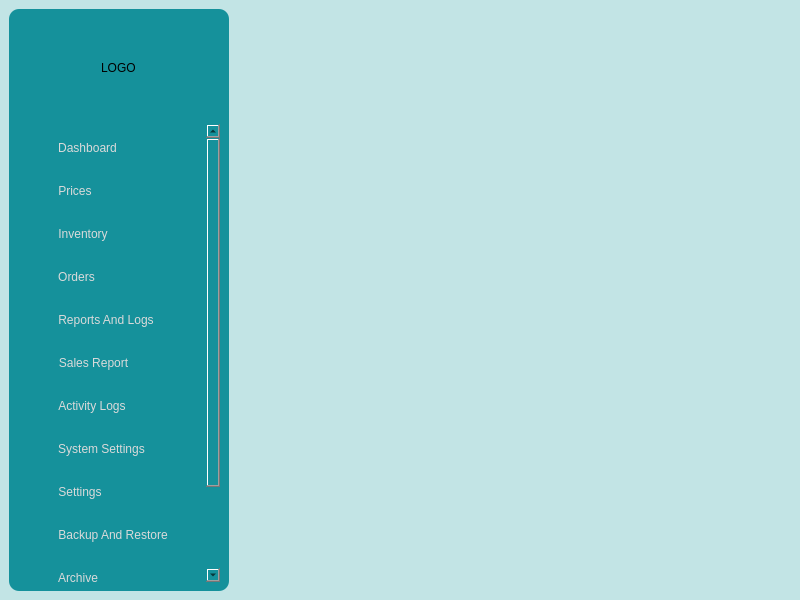
Kazu0210/Inventory-System, file app/src/ui/final_ui/main_window.ui: the form before one commit.
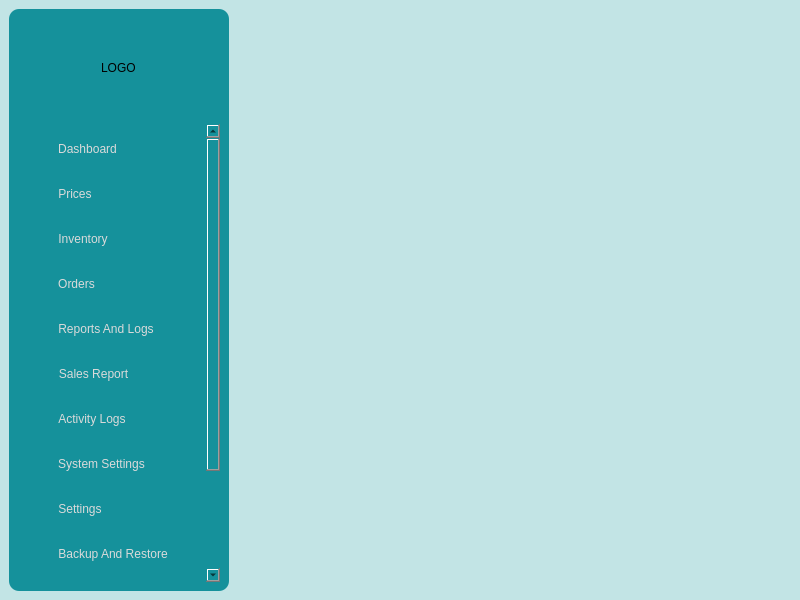
The form after the commit. Icons and pictures are not drawn.

Patch:
```diff
--- a/app/src/ui/final_ui/main_window.ui
+++ b/app/src/ui/final_ui/main_window.ui
@@ -89,9 +89,53 @@
            <verstretch>0</verstretch>
           </sizepolicy>
          </property>
+         <property name="cursor" stdset="0">
+          <cursorShape>ArrowCursor</cursorShape>
+         </property>
          <property name="styleSheet">
-          <string notr="true">font: 63 10pt &quot;Noto Sans SemiBold&quot;;
-color: #DADADA;</string>
+          <string notr="true">*{
+font: 63 10pt &quot;Noto Sans SemiBold&quot;;
+color: #DADADA;
+}
+QScrollBar:hover{
+ cursor: pointer;
+}
+            QScrollBar:vertical {
+                border: none;
+                background: #11B3BE;
+                width: 14px;
+                margin: 0px 0px 0px 0px;
+            }
+            QScrollBar::handle:vertical {
+                background: #002E2C;
+                border-radius: 7px;
+                min-height: 30px;
+            }
+            QScrollBar::add-line:vertical, QScrollBar::sub-line:vertical {
+                height: 0px;
+                background: none;
+            }
+            QScrollBar::add-page:vertical, QScrollBar::sub-page:vertical {
+                background: #11B3BE;
+            }
+            QScrollBar:horizontal {
+                border: none;
+                background: #f0f0f0;
+                height: 14px;
+                margin: 0px 0px 0px 0px;
+            }
+            QScrollBar::handle:horizontal {
+                background: #555;
+                border-radius: 7px;
+                min-width: 30px;
+            }
+            QScrollBar::add-line:horizontal, QScrollBar::sub-line:horizontal {
+                width: 0px;
+                background: none;
+            }
+            QScrollBar::add-page:horizontal, QScrollBar::sub-page:horizontal {
+                background: #f0f0f0;
+            }</string>
          </property>
          <property name="widgetResizable">
           <bool>true</bool>
@@ -100,18 +144,16 @@
           <property name="geometry">
            <rect>
             <x>0</x>
-            <y>-106</y>
-            <width>185</width>
-            <height>564</height>
+            <y>-132</y>
+            <width>188</width>
+            <height>590</height>
            </rect>
           </property>
+          <property name="cursor">
+           <cursorShape>ArrowCursor</cursorShape>
+          </property>
           <property name="styleSheet">
-           <string notr="true">#scrollAreaWidgetContents QFrame:hover{
-background-color: #0A7075;
-}
-QPushButton, QLabel{
-background-color: transparent;
-}</string>
+           <string notr="true"/>
           </property>
           <layout class="QVBoxLayout" name="verticalLayout_3">
            <property name="leftMargin">
@@ -128,6 +170,14 @@
            </property>
            <item alignment="Qt::AlignLeft|Qt::AlignTop">
             <widget class="QFrame" name="frame_2">
+             <property name="styleSheet">
+              <string notr="true">#frame_2 QFrame:hover{
+background-color: #0A7075;
+}
+QPushButton, QLabel{
+background-color: transparent;
+}</string>
+             </property>
              <property name="frameShape">
               <enum>QFrame::StyledPanel</enum>
              </property>
@@ -152,6 +202,12 @@
               </property>
               <item>
                <widget class="QFrame" name="frame_4">
+                <property name="minimumSize">
+                 <size>
+                  <width>0</width>
+                  <height>40</height>
+                 </size>
+                </property>
                 <property name="maximumSize">
                  <size>
                   <width>16777215</width>
@@ -184,7 +240,7 @@
                   <number>9</number>
                  </property>
                  <item>
-                  <widget class="QLabel" name="label_2">
+                  <widget class="QLabel" name="dashboard_logo">
                    <property name="minimumSize">
                     <size>
                      <width>20</width>
@@ -226,6 +282,12 @@
               </item>
               <item>
                <widget class="QFrame" name="frame_5">
+                <property name="minimumSize">
+                 <size>
+                  <width>0</width>
+                  <height>40</height>
+                 </size>
+                </property>
                 <property name="maximumSize">
                  <size>
                   <width>16777215</width>
@@ -240,7 +302,7 @@
                 </property>
                 <layout class="QHBoxLayout" name="horizontalLayout_3">
                  <item>
-                  <widget class="QLabel" name="label_3">
+                  <widget class="QLabel" name="prices_logo">
                    <property name="minimumSize">
                     <size>
                      <width>20</width>
@@ -279,6 +341,12 @@
               </item>
               <item>
                <widget class="QFrame" name="frame_6">
+                <property name="minimumSize">
+                 <size>
+                  <width>0</width>
+                  <height>40</height>
+                 </size>
+                </property>
                 <property name="maximumSize">
                  <size>
                   <width>16777215</width>
@@ -293,7 +361,7 @@
                 </property>
                 <layout class="QHBoxLayout" name="horizontalLayout_4">
                  <item>
-                  <widget class="QLabel" name="label_4">
+                  <widget class="QLabel" name="inventory_logo">
                    <property name="minimumSize">
                     <size>
                      <width>20</width>
@@ -332,6 +400,12 @@
               </item>
               <item>
                <widget class="QFrame" name="frame_7">
+                <property name="minimumSize">
+                 <size>
+                  <width>0</width>
+                  <height>40</height>
+                 </size>
+                </property>
                 <property name="maximumSize">
                  <size>
                   <width>16777215</width>
@@ -346,7 +420,7 @@
                 </property>
                 <layout class="QHBoxLayout" name="horizontalLayout_5">
                  <item>
-                  <widget class="QLabel" name="label_5">
+                  <widget class="QLabel" name="orders_logo">
                    <property name="minimumSize">
                     <size>
                      <width>20</width>
@@ -385,6 +459,12 @@
               </item>
               <item>
                <widget class="QFrame" name="frame_8">
+                <property name="minimumSize">
+                 <size>
+                  <width>0</width>
+                  <height>40</height>
+                 </size>
+                </property>
                 <property name="maximumSize">
                  <size>
                   <width>16777215</width>
@@ -399,7 +479,7 @@
                 </property>
                 <layout class="QHBoxLayout" name="horizontalLayout_6">
                  <item>
-                  <widget class="QLabel" name="label_6">
+                  <widget class="QLabel" name="reports_logs_logo">
                    <property name="minimumSize">
                     <size>
                      <width>20</width>
@@ -438,6 +518,12 @@
               </item>
               <item>
                <widget class="QFrame" name="frame_9">
+                <property name="minimumSize">
+                 <size>
+                  <width>0</width>
+                  <height>40</height>
+                 </size>
+                </property>
                 <property name="maximumSize">
                  <size>
                   <width>16777215</width>
@@ -452,7 +538,7 @@
                 </property>
                 <layout class="QHBoxLayout" name="horizontalLayout_7">
                  <item>
-                  <widget class="QLabel" name="label_7">
+                  <widget class="QLabel" name="sales_report_logo">
                    <property name="minimumSize">
                     <size>
                      <width>20</width>
@@ -491,6 +577,12 @@
               </item>
               <item>
                <widget class="QFrame" name="frame_10">
+                <property name="minimumSize">
+                 <size>
+                  <width>0</width>
+                  <height>40</height>
+                 </size>
+                </property>
                 <property name="maximumSize">
                  <size>
                   <width>16777215</width>
@@ -505,7 +597,7 @@
                 </property>
                 <layout class="QHBoxLayout" name="horizontalLayout_8">
                  <item>
-                  <widget class="QLabel" name="label_8">
+                  <widget class="QLabel" name="activity_logs_logo">
                    <property name="minimumSize">
                     <size>
                      <width>20</width>
@@ -544,6 +636,12 @@
               </item>
               <item>
                <widget class="QFrame" name="frame_11">
+                <property name="minimumSize">
+                 <size>
+                  <width>0</width>
+                  <height>40</height>
+                 </size>
+                </property>
                 <property name="maximumSize">
                  <size>
                   <width>16777215</width>
@@ -558,7 +656,7 @@
                 </property>
                 <layout class="QHBoxLayout" name="horizontalLayout_9">
                  <item>
-                  <widget class="QLabel" name="label_9">
+                  <widget class="QLabel" name="system_settings_logo">
                    <property name="minimumSize">
                     <size>
                      <width>20</width>
@@ -597,6 +695,12 @@
               </item>
               <item>
                <widget class="QFrame" name="frame_12">
+                <property name="minimumSize">
+                 <size>
+                  <width>0</width>
+                  <height>40</height>
+                 </size>
+                </property>
                 <property name="maximumSize">
                  <size>
                   <width>16777215</width>
@@ -611,7 +715,7 @@
                 </property>
                 <layout class="QHBoxLayout" name="horizontalLayout_10">
                  <item>
-                  <widget class="QLabel" name="label_10">
+                  <widget class="QLabel" name="settings_logo">
                    <property name="minimumSize">
                     <size>
                      <width>20</width>
@@ -650,6 +754,12 @@
               </item>
               <item>
                <widget class="QFrame" name="frame_13">
+                <property name="minimumSize">
+                 <size>
+                  <width>0</width>
+                  <height>40</height>
+                 </size>
+                </property>
                 <property name="maximumSize">
                  <size>
                   <width>16777215</width>
@@ -664,7 +774,7 @@
                 </property>
                 <layout class="QHBoxLayout" name="horizontalLayout_11">
                  <item>
-                  <widget class="QLabel" name="label_11">
+                  <widget class="QLabel" name="backup_restore_logo">
                    <property name="minimumSize">
                     <size>
                      <width>20</width>
@@ -700,11 +810,17 @@
                  </item>
                 </layout>
                 <zorder>backupRestore_pushButton</zorder>
-                <zorder>label_11</zorder>
+                <zorder>backup_restore_logo</zorder>
                </widget>
               </item>
               <item>
                <widget class="QFrame" name="frame_14">
+                <property name="minimumSize">
+                 <size>
+                  <width>0</width>
+                  <height>40</height>
+                 </size>
+                </property>
                 <property name="maximumSize">
                  <size>
                   <width>16777215</width>
@@ -719,7 +835,7 @@
                 </property>
                 <layout class="QHBoxLayout" name="horizontalLayout_12">
                  <item>
-                  <widget class="QLabel" name="label_12">
+                  <widget class="QLabel" name="archive_logo">
                    <property name="minimumSize">
                     <size>
                      <width>20</width>
@@ -758,6 +874,12 @@
               </item>
               <item>
                <widget class="QFrame" name="frame_15">
+                <property name="minimumSize">
+                 <size>
+                  <width>0</width>
+                  <height>40</height>
+                 </size>
+                </property>
                 <property name="maximumSize">
                  <size>
                   <width>16777215</width>
@@ -772,7 +894,7 @@
                 </property>
                 <layout class="QHBoxLayout" name="horizontalLayout_13">
                  <item>
-                  <widget class="QLabel" name="label_13">
+                  <widget class="QLabel" name="accounts_logo">
                    <property name="minimumSize">
                     <size>
                      <width>20</width>
@@ -811,6 +933,12 @@
               </item>
               <item>
                <widget class="QFrame" name="frame_16">
+                <property name="minimumSize">
+                 <size>
+                  <width>0</width>
+                  <height>40</height>
+                 </size>
+                </property>
                 <property name="maximumSize">
                  <size>
                   <width>16777215</width>
@@ -825,7 +953,7 @@
                 </property>
                 <layout class="QHBoxLayout" name="horizontalLayout_14">
                  <item>
-                  <widget class="QLabel" name="label_14">
+                  <widget class="QLabel" name="logout_logo">
                    <property name="minimumSize">
                     <size>
                      <width>20</width>
```
